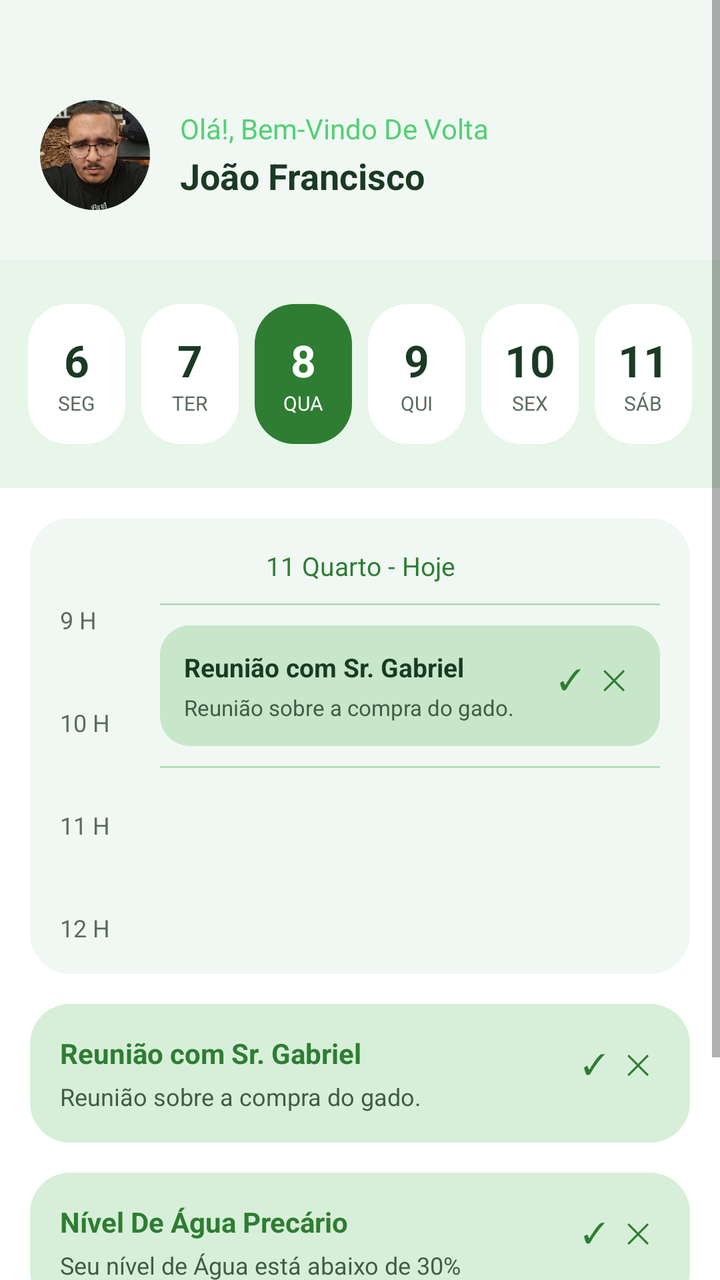
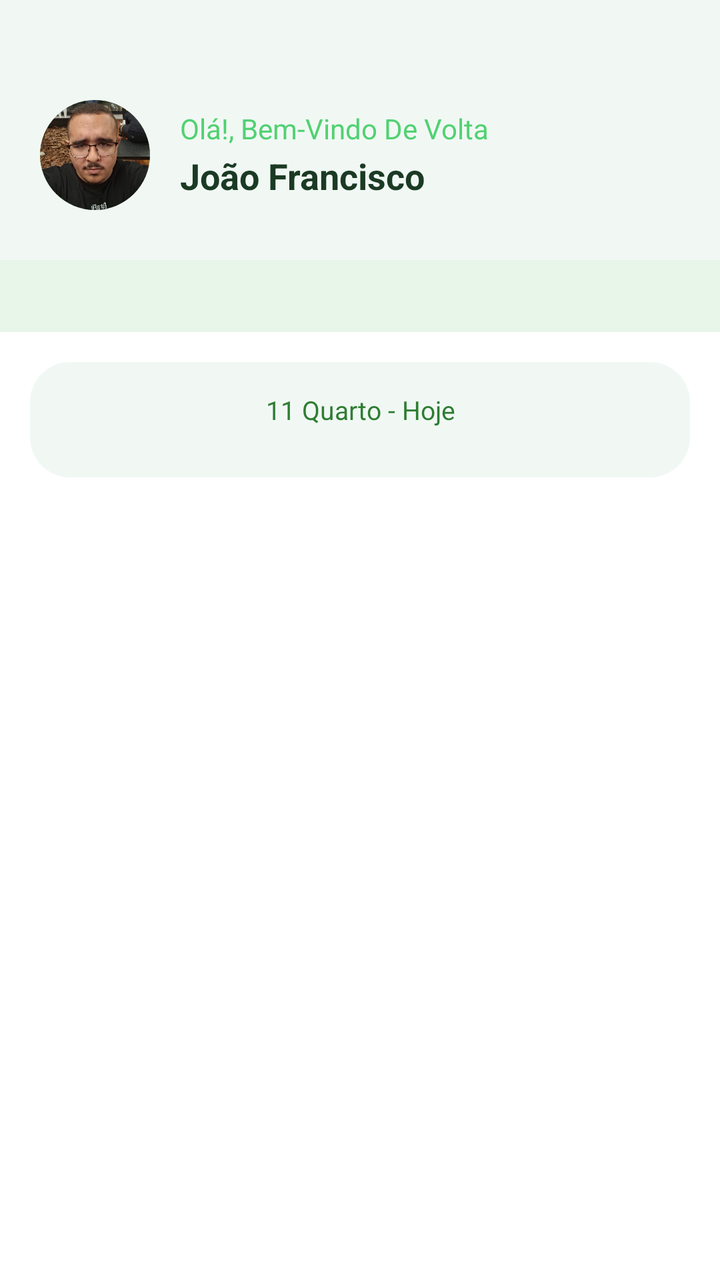

Screens rendered from an Android XML layout before and after an edit, with the pre-edit source and the edit as a unified diff.
<!-- AndroidManifest.xml: application theme android:Theme.Material.Light.NoActionBar -->
<!-- res/layout/fragment_home.xml -->
<ScrollView android:layout_width="match_parent" android:layout_height="match_parent" android:fillViewport="true" android:background="#FFFFFF" xmlns:android="http://schemas.android.com/apk/res/android"><LinearLayout android:layout_width="match_parent" android:layout_height="wrap_content" android:orientation="vertical" android:paddingBottom="20dp"><LinearLayout android:layout_width="match_parent" android:layout_height="wrap_content" android:background="#F1F8F4" android:orientation="horizontal" android:paddingLeft="20dp" android:paddingRight="20dp" android:paddingTop="50dp" android:paddingBottom="25dp" android:gravity="center_vertical"><FrameLayout android:layout_width="55dp" android:layout_height="55dp"><View android:layout_width="match_parent" android:layout_height="match_parent" android:background="@drawable/bg_circle_avatar" /><ImageView android:id="@+id/imgUser" android:layout_width="match_parent" android:layout_height="match_parent" android:src="@drawable/user_photo" android:scaleType="centerCrop" android:background="@drawable/bg_circle_avatar" android:clipToOutline="true" /></FrameLayout><LinearLayout android:layout_width="0dp" android:layout_height="wrap_content" android:layout_weight="1" android:layout_marginLeft="15dp" android:orientation="vertical"><TextView android:layout_width="wrap_content" android:layout_height="wrap_content" android:text="Olá!, Bem-Vindo De Volta" android:textSize="14sp" android:textColor="#52D172" /><TextView android:id="@+id/txtUserName" android:layout_width="wrap_content" android:layout_height="wrap_content" android:layout_marginTop="2dp" android:text="João Francisco" android:textSize="18sp" android:textStyle="bold" android:textColor="#1B3A24" /></LinearLayout></LinearLayout><LinearLayout android:layout_width="match_parent" android:layout_height="wrap_content" android:background="#E8F5E9" android:orientation="horizontal" android:paddingTop="18dp" android:paddingBottom="18dp" android:paddingLeft="10dp" android:paddingRight="10dp"><LinearLayout android:layout_width="0dp" android:layout_height="70dp" android:layout_weight="1" android:layout_margin="4dp" android:background="@drawable/bg_cell_white" android:orientation="vertical" android:gravity="center"><TextView android:layout_width="wrap_content" android:layout_height="wrap_content" android:text="6" android:textSize="22sp" android:textStyle="bold" android:textColor="#1B3A24" /><TextView android:layout_width="wrap_content" android:layout_height="wrap_content" android:text="SEG" android:textSize="10sp" android:textColor="#5A6B5F" /></LinearLayout><LinearLayout android:layout_width="0dp" android:layout_height="70dp" android:layout_weight="1" android:layout_margin="4dp" android:background="@drawable/bg_cell_white" android:orientation="vertical" android:gravity="center"><TextView android:layout_width="wrap_content" android:layout_height="wrap_content" android:text="7" android:textSize="22sp" android:textStyle="bold" android:textColor="#1B3A24" /><TextView android:layout_width="wrap_content" android:layout_height="wrap_content" android:text="TER" android:textSize="10sp" android:textColor="#5A6B5F" /></LinearLayout><LinearLayout android:layout_width="0dp" android:layout_height="70dp" android:layout_weight="1" android:layout_margin="4dp" android:background="@drawable/bg_cell_green" android:orientation="vertical" android:gravity="center"><TextView android:layout_width="wrap_content" android:layout_height="wrap_content" android:text="8" android:textSize="22sp" android:textStyle="bold" android:textColor="#FFFFFF" /><TextView android:layout_width="wrap_content" android:layout_height="wrap_content" android:text="QUA" android:textSize="10sp" android:textColor="#FFFFFF" /></LinearLayout><LinearLayout android:layout_width="0dp" android:layout_height="70dp" android:layout_weight="1" android:layout_margin="4dp" android:background="@drawable/bg_cell_white" android:orientation="vertical" android:gravity="center"><TextView android:layout_width="wrap_content" android:layout_height="wrap_content" android:text="9" android:textSize="22sp" android:textStyle="bold" android:textColor="#1B3A24" /><TextView android:layout_width="wrap_content" android:layout_height="wrap_content" android:text="QUI" android:textSize="10sp" android:textColor="#5A6B5F" /></LinearLayout><LinearLayout android:layout_width="0dp" android:layout_height="70dp" android:layout_weight="1" android:layout_margin="4dp" android:background="@drawable/bg_cell_white" android:orientation="vertical" android:gravity="center"><TextView android:layout_width="wrap_content" android:layout_height="wrap_content" android:text="10" android:textSize="22sp" android:textStyle="bold" android:textColor="#1B3A24" /><TextView android:layout_width="wrap_content" android:layout_height="wrap_content" android:text="SEX" android:textSize="10sp" android:textColor="#5A6B5F" /></LinearLayout><LinearLayout android:layout_width="0dp" android:layout_height="70dp" android:layout_weight="1" android:layout_margin="4dp" android:background="@drawable/bg_cell_white" android:orientation="vertical" android:gravity="center"><TextView android:layout_width="wrap_content" android:layout_height="wrap_content" android:text="11" android:textSize="22sp" android:textStyle="bold" android:textColor="#1B3A24" /><TextView android:layout_width="wrap_content" android:layout_height="wrap_content" android:text="SÁB" android:textSize="10sp" android:textColor="#5A6B5F" /></LinearLayout></LinearLayout><LinearLayout android:layout_width="match_parent" android:layout_height="wrap_content" android:layout_margin="15dp" android:background="@drawable/bg_card_light" android:orientation="vertical" android:padding="15dp"><TextView android:layout_width="match_parent" android:layout_height="wrap_content" android:text="11 Quarto - Hoje" android:textSize="13sp" android:textColor="#2E7D32" android:gravity="center" /><LinearLayout android:layout_width="match_parent" android:layout_height="wrap_content" android:layout_marginTop="10dp" android:orientation="horizontal"><LinearLayout android:layout_width="40dp" android:layout_height="wrap_content" android:orientation="vertical"><TextView android:layout_width="wrap_content" android:layout_height="wrap_content" android:text="9 H" android:textSize="12sp" android:textColor="#5A6B5F" /><TextView android:layout_width="wrap_content" android:layout_height="wrap_content" android:layout_marginTop="35dp" android:text="10 H" android:textSize="12sp" android:textColor="#5A6B5F" /><TextView android:layout_width="wrap_content" android:layout_height="wrap_content" android:layout_marginTop="35dp" android:text="11 H" android:textSize="12sp" android:textColor="#5A6B5F" /><TextView android:layout_width="wrap_content" android:layout_height="wrap_content" android:layout_marginTop="35dp" android:text="12 H" android:textSize="12sp" android:textColor="#5A6B5F" /></LinearLayout><LinearLayout android:layout_width="0dp" android:layout_height="wrap_content" android:layout_weight="1" android:layout_marginLeft="10dp" android:orientation="vertical"><View android:layout_width="match_parent" android:layout_height="1dp" android:background="#B2DFB9" /><LinearLayout android:layout_width="match_parent" android:layout_height="wrap_content" android:layout_marginTop="10dp" android:background="@drawable/bg_event_green" android:orientation="horizontal" android:padding="12dp"><LinearLayout android:layout_width="0dp" android:layout_height="wrap_content" android:layout_weight="1" android:orientation="vertical"><TextView android:layout_width="wrap_content" android:layout_height="wrap_content" android:text="Reunião com Sr. Gabriel" android:textSize="13sp" android:textStyle="bold" android:textColor="#1B3A24" /><TextView android:layout_width="wrap_content" android:layout_height="wrap_content" android:layout_marginTop="4dp" android:text="Reunião sobre a compra do gado." android:textSize="11sp" android:textColor="#3E5C46" /></LinearLayout><TextView android:id="@+id/btnOkTimeline" android:layout_width="wrap_content" android:layout_height="wrap_content" android:text="✓" android:textSize="14sp" android:textColor="#2E7D32" android:padding="5dp" android:clickable="true" android:focusable="true" /><TextView android:id="@+id/btnXTimeline" android:layout_width="wrap_content" android:layout_height="wrap_content" android:text="✕" android:textSize="14sp" android:textColor="#2E7D32" android:padding="5dp" android:clickable="true" android:focusable="true" /></LinearLayout><View android:layout_width="match_parent" android:layout_height="1dp" android:layout_marginTop="10dp" android:background="#B2DFB9" /></LinearLayout></LinearLayout></LinearLayout><LinearLayout android:layout_width="match_parent" android:layout_height="wrap_content" android:layout_marginLeft="15dp" android:layout_marginRight="15dp" android:layout_marginBottom="15dp" android:background="@drawable/bg_card_medium" android:orientation="horizontal" android:padding="15dp"><LinearLayout android:layout_width="0dp" android:layout_height="wrap_content" android:layout_weight="1" android:orientation="vertical"><TextView android:layout_width="wrap_content" android:layout_height="wrap_content" android:text="Reunião com Sr. Gabriel" android:textSize="14sp" android:textStyle="bold" android:textColor="#2E7D32" /><TextView android:layout_width="wrap_content" android:layout_height="wrap_content" android:layout_marginTop="4dp" android:text="Reunião sobre a compra do gado." android:textSize="12sp" android:textColor="#3E5C46" /></LinearLayout><TextView android:id="@+id/btnOk1" android:layout_width="wrap_content" android:layout_height="wrap_content" android:text="✓" android:textSize="14sp" android:textColor="#2E7D32" android:padding="5dp" android:clickable="true" android:focusable="true" /><TextView android:id="@+id/btnX1" android:layout_width="wrap_content" android:layout_height="wrap_content" android:text="✕" android:textSize="14sp" android:textColor="#2E7D32" android:padding="5dp" android:clickable="true" android:focusable="true" /></LinearLayout><LinearLayout android:layout_width="match_parent" android:layout_height="wrap_content" android:layout_marginLeft="15dp" android:layout_marginRight="15dp" android:layout_marginBottom="15dp" android:background="@drawable/bg_card_medium" android:orientation="horizontal" android:padding="15dp"><LinearLayout android:layout_width="0dp" android:layout_height="wrap_content" android:layout_weight="1" android:orientation="vertical"><TextView android:layout_width="wrap_content" android:layout_height="wrap_content" android:text="Nível De Água Precário" android:textSize="14sp" android:textStyle="bold" android:textColor="#2E7D32" /><TextView android:layout_width="wrap_content" android:layout_height="wrap_content" android:layout_marginTop="4dp" android:text="Seu nível de Água está abaixo de 30%" android:textSize="12sp" android:textColor="#3E5C46" /></LinearLayout><TextView android:id="@+id/btnOk2" android:layout_width="wrap_content" android:layout_height="wrap_content" android:text="✓" android:textSize="14sp" android:textColor="#2E7D32" android:padding="5dp" android:clickable="true" android:focusable="true" /><TextView android:id="@+id/btnX2" android:layout_width="wrap_content" android:layout_height="wrap_content" android:text="✕" android:textSize="14sp" android:textColor="#2E7D32" android:padding="5dp" android:clickable="true" android:focusable="true" /></LinearLayout><LinearLayout android:layout_width="match_parent" android:layout_height="wrap_content" android:layout_marginLeft="15dp" android:layout_marginRight="15dp" android:layout_marginBottom="15dp" android:background="@drawable/bg_card_medium" android:orientation="horizontal" android:padding="15dp"><LinearLayout android:layout_width="0dp" android:layout_height="wrap_content" android:layout_weight="1" android:orientation="vertical"><TextView android:layout_width="wrap_content" android:layout_height="wrap_content" android:text="Porteira Aberta" android:textSize="14sp" android:textStyle="bold" android:textColor="#2E7D32" /><TextView android:layout_width="wrap_content" android:layout_height="wrap_content" android:layout_marginTop="4dp" android:text="Sua porteira foi aberta às 9h" android:textSize="12sp" android:textColor="#3E5C46" /></LinearLayout><TextView android:id="@+id/btnOk3" android:layout_width="wrap_content" android:layout_height="wrap_content" android:text="✓" android:textSize="14sp" android:textColor="#2E7D32" android:padding="5dp" android:clickable="true" android:focusable="true" /><TextView android:id="@+id/btnX3" android:layout_width="wrap_content" android:layout_height="wrap_content" android:text="✕" android:textSize="14sp" android:textColor="#2E7D32" android:padding="5dp" android:clickable="true" android:focusable="true" /></LinearLayout></LinearLayout></ScrollView>
<!-- resources referenced by this layout -->
<resources>
  <!-- drawable bg_card_light (drawable) -->
  <shape android:shape="rectangle" xmlns:android="http://schemas.android.com/apk/res/android"><solid android:color="#F1F8F4" /><corners android:radius="20dp" /></shape>
  <!-- drawable bg_card_medium (drawable) -->
  <shape android:shape="rectangle" xmlns:android="http://schemas.android.com/apk/res/android"><solid android:color="#D7EFD9" /><corners android:radius="20dp" /></shape>
  <!-- drawable bg_cell_green (drawable) -->
  <shape android:shape="rectangle" xmlns:android="http://schemas.android.com/apk/res/android"><solid android:color="#2E7D32" /><corners android:radius="20dp" /></shape>
  <!-- drawable bg_cell_white (drawable) -->
  <shape android:shape="rectangle" xmlns:android="http://schemas.android.com/apk/res/android"><solid android:color="#FFFFFF" /><corners android:radius="20dp" /></shape>
  <!-- drawable bg_circle_avatar (drawable) -->
  <shape android:shape="oval" xmlns:android="http://schemas.android.com/apk/res/android"><solid android:color="#A5D6A7" /></shape>
  <!-- drawable bg_event_green (drawable) -->
  <shape android:shape="rectangle" xmlns:android="http://schemas.android.com/apk/res/android"><solid android:color="#C8E6C9" /><corners android:radius="15dp" /></shape>
  <!-- drawable user_photo: png bitmap (drawable, 926367 bytes) -->
</resources>

<!-- the commit's change to res/layout/fragment_home.xml (unified diff, before → after) -->
@@ -1 +1 @@
-<ScrollView android:layout_width="match_parent" android:layout_height="match_parent" android:fillViewport="true" android:background="#FFFFFF" xmlns:android="http://schemas.android.com/apk/res/android"><LinearLayout android:layout_width="match_parent" android:layout_height="wrap_content" android:orientation="vertical" android:paddingBottom="20dp"><LinearLayout android:layout_width="match_parent" android:layout_height="wrap_content" android:background="#F1F8F4" android:orientation="horizontal" android:paddingLeft="20dp" android:paddingRight="20dp" android:paddingTop="50dp" android:paddingBottom="25dp" android:gravity="center_vertical"><FrameLayout android:layout_width="55dp" android:layout_height="55dp"><View android:layout_width="match_parent" android:layout_height="match_parent" android:background="@drawable/bg_circle_avatar" /><ImageView android:id="@+id/imgUser" android:layout_width="match_parent" android:layout_height="match_parent" android:src="@drawable/user_photo" android:scaleType="centerCrop" android:background="@drawable/bg_circle_avatar" android:clipToOutline="true" /></FrameLayout><LinearLayout android:layout_width="0dp" android:layout_height="wrap_content" android:layout_weight="1" android:layout_marginLeft="15dp" android:orientation="vertical"><TextView android:layout_width="wrap_content" android:layout_height="wrap_content" android:text="Olá!, Bem-Vindo De Volta" android:textSize="14sp" android:textColor="#52D172" /><TextView android:id="@+id/txtUserName" android:layout_width="wrap_content" android:layout_height="wrap_content" android:layout_marginTop="2dp" android:text="João Francisco" android:textSize="18sp" android:textStyle="bold" android:textColor="#1B3A24" /></LinearLayout></LinearLayout><LinearLayout android:layout_width="match_parent" android:layout_height="wrap_content" android:background="#E8F5E9" android:orientation="horizontal" android:paddingTop="18dp" android:paddingBottom="18dp" android:paddingLeft="10dp" android:paddingRight="10dp"><LinearLayout android:layout_width="0dp" android:layout_height="70dp" android:layout_weight="1" android:layout_margin="4dp" android:background="@drawable/bg_cell_white" android:orientation="vertical" android:gravity="center"><TextView android:layout_width="wrap_content" android:layout_height="wrap_content" android:text="6" android:textSize="22sp" android:textStyle="bold" android:textColor="#1B3A24" /><TextView android:layout_width="wrap_content" android:layout_height="wrap_content" android:text="SEG" android:textSize="10sp" android:textColor="#5A6B5F" /></LinearLayout><LinearLayout android:layout_width="0dp" android:layout_height="70dp" android:layout_weight="1" android:layout_margin="4dp" android:background="@drawable/bg_cell_white" android:orientation="vertical" android:gravity="center"><TextView android:layout_width="wrap_content" android:layout_height="wrap_content" android:text="7" android:textSize="22sp" android:textStyle="bold" android:textColor="#1B3A24" /><TextView android:layout_width="wrap_content" android:layout_height="wrap_content" android:text="TER" android:textSize="10sp" android:textColor="#5A6B5F" /></LinearLayout><LinearLayout android:layout_width="0dp" android:layout_height="70dp" android:layout_weight="1" android:layout_margin="4dp" android:background="@drawable/bg_cell_green" android:orientation="vertical" android:gravity="center"><TextView android:layout_width="wrap_content" android:layout_height="wrap_content" android:text="8" android:textSize="22sp" android:textStyle="bold" android:textColor="#FFFFFF" /><TextView android:layout_width="wrap_content" android:layout_height="wrap_content" android:text="QUA" android:textSize="10sp" android:textColor="#FFFFFF" /></LinearLayout><LinearLayout android:layout_width="0dp" android:layout_height="70dp" android:layout_weight="1" android:layout_margin="4dp" android:background="@drawable/bg_cell_white" android:orientation="vertical" android:gravity="center"><TextView android:layout_width="wrap_content" android:layout_height="wrap_content" android:text="9" android:textSize="22sp" android:textStyle="bold" android:textColor="#1B3A24" /><TextView android:layout_width="wrap_content" android:layout_height="wrap_content" android:text="QUI" android:textSize="10sp" android:textColor="#5A6B5F" /></LinearLayout><LinearLayout android:layout_width="0dp" android:layout_height="70dp" android:layout_weight="1" android:layout_margin="4dp" android:background="@drawable/bg_cell_white" android:orientation="vertical" android:gravity="center"><TextView android:layout_width="wrap_content" android:layout_height="wrap_content" android:text="10" android:textSize="22sp" android:textStyle="bold" android:textColor="#1B3A24" /><TextView android:layout_width="wrap_content" android:layout_height="wrap_content" android:text="SEX" android:textSize="10sp" android:textColor="#5A6B5F" /></LinearLayout><LinearLayout android:layout_width="0dp" android:layout_height="70dp" android:layout_weight="1" android:layout_margin="4dp" android:background="@drawable/bg_cell_white" android:orientation="vertical" android:gravity="center"><TextView android:layout_width="wrap_content" android:layout_height="wrap_content" android:text="11" android:textSize="22sp" android:textStyle="bold" android:textColor="#1B3A24" /><TextView android:layout_width="wrap_content" android:layout_height="wrap_content" android:text="SÁB" android:textSize="10sp" android:textColor="#5A6B5F" /></LinearLayout></LinearLayout><LinearLayout android:layout_width="match_parent" android:layout_height="wrap_content" android:layout_margin="15dp" android:background="@drawable/bg_card_light" android:orientation="vertical" android:padding="15dp"><TextView android:layout_width="match_parent" android:layout_height="wrap_content" android:text="11 Quarto - Hoje" android:textSize="13sp" android:textColor="#2E7D32" android:gravity="center" /><LinearLayout android:layout_width="match_parent" android:layout_height="wrap_content" android:layout_marginTop="10dp" android:orientation="horizontal"><LinearLayout android:layout_width="40dp" android:layout_height="wrap_content" android:orientation="vertical"><TextView android:layout_width="wrap_content" android:layout_height="wrap_content" android:text="9 H" android:textSize="12sp" android:textColor="#5A6B5F" /><TextView android:layout_width="wrap_content" android:layout_height="wrap_content" android:layout_marginTop="35dp" android:text="10 H" android:textSize="12sp" android:textColor="#5A6B5F" /><TextView android:layout_width="wrap_content" android:layout_height="wrap_content" android:layout_marginTop="35dp" android:text="11 H" android:textSize="12sp" android:textColor="#5A6B5F" /><TextView android:layout_width="wrap_content" android:layout_height="wrap_content" android:layout_marginTop="35dp" android:text="12 H" android:textSize="12sp" android:textColor="#5A6B5F" /></LinearLayout><LinearLayout android:layout_width="0dp" android:layout_height="wrap_content" android:layout_weight="1" android:layout_marginLeft="10dp" android:orientation="vertical"><View android:layout_width="match_parent" android:layout_height="1dp" android:background="#B2DFB9" /><LinearLayout android:layout_width="match_parent" android:layout_height="wrap_content" android:layout_marginTop="10dp" android:background="@drawable/bg_event_green" android:orientation="horizontal" android:padding="12dp"><LinearLayout android:layout_width="0dp" android:layout_height="wrap_content" android:layout_weight="1" android:orientation="vertical"><TextView android:layout_width="wrap_content" android:layout_height="wrap_content" android:text="Reunião com Sr. Gabriel" android:textSize="13sp" android:textStyle="bold" android:textColor="#1B3A24" /><TextView android:layout_width="wrap_content" android:layout_height="wrap_content" android:layout_marginTop="4dp" android:text="Reunião sobre a compra do gado." android:textSize="11sp" android:textColor="#3E5C46" /></LinearLayout><TextView android:id="@+id/btnOkTimeline" android:layout_width="wrap_content" android:layout_height="wrap_content" android:text="✓" android:textSize="14sp" android:textColor="#2E7D32" android:padding="5dp" android:clickable="true" android:focusable="true" /><TextView android:id="@+id/btnXTimeline" android:layout_width="wrap_content" android:layout_height="wrap_content" android:text="✕" android:textSize="14sp" android:textColor="#2E7D32" android:padding="5dp" android:clickable="true" android:focusable="true" /></LinearLayout><View android:layout_width="match_parent" android:layout_height="1dp" android:layout_marginTop="10dp" android:background="#B2DFB9" /></LinearLayout></LinearLayout></LinearLayout><LinearLayout android:layout_width="match_parent" android:layout_height="wrap_content" android:layout_marginLeft="15dp" android:layout_marginRight="15dp" android:layout_marginBottom="15dp" android:background="@drawable/bg_card_medium" android:orientation="horizontal" android:padding="15dp"><LinearLayout android:layout_width="0dp" android:layout_height="wrap_content" android:layout_weight="1" android:orientation="vertical"><TextView android:layout_width="wrap_content" android:layout_height="wrap_content" android:text="Reunião com Sr. Gabriel" android:textSize="14sp" android:textStyle="bold" android:textColor="#2E7D32" /><TextView android:layout_width="wrap_content" android:layout_height="wrap_content" android:layout_marginTop="4dp" android:text="Reunião sobre a compra do gado." android:textSize="12sp" android:textColor="#3E5C46" /></LinearLayout><TextView android:id="@+id/btnOk1" android:layout_width="wrap_content" android:layout_height="wrap_content" android:text="✓" android:textSize="14sp" android:textColor="#2E7D32" android:padding="5dp" android:clickable="true" android:focusable="true" /><TextView android:id="@+id/btnX1" android:layout_width="wrap_content" android:layout_height="wrap_content" android:text="✕" android:textSize="14sp" android:textColor="#2E7D32" android:padding="5dp" android:clickable="true" android:focusable="true" /></LinearLayout><LinearLayout android:layout_width="match_parent" android:layout_height="wrap_content" android:layout_marginLeft="15dp" android:layout_marginRight="15dp" android:layout_marginBottom="15dp" android:background="@drawable/bg_card_medium" android:orientation="horizontal" android:padding="15dp"><LinearLayout android:layout_width="0dp" android:layout_height="wrap_content" android:layout_weight="1" android:orientation="vertical"><TextView android:layout_width="wrap_content" android:layout_height="wrap_content" android:text="Nível De Água Precário" android:textSize="14sp" android:textStyle="bold" android:textColor="#2E7D32" /><TextView android:layout_width="wrap_content" android:layout_height="wrap_content" android:layout_marginTop="4dp" android:text="Seu nível de Água está abaixo de 30%" android:textSize="12sp" android:textColor="#3E5C46" /></LinearLayout><TextView android:id="@+id/btnOk2" android:layout_width="wrap_content" android:layout_height="wrap_content" android:text="✓" android:textSize="14sp" android:textColor="#2E7D32" android:padding="5dp" android:clickable="true" android:focusable="true" /><TextView android:id="@+id/btnX2" android:layout_width="wrap_content" android:layout_height="wrap_content" android:text="✕" android:textSize="14sp" android:textColor="#2E7D32" android:padding="5dp" android:clickable="true" android:focusable="true" /></LinearLayout><LinearLayout android:layout_width="match_parent" android:layout_height="wrap_content" android:layout_marginLeft="15dp" android:layout_marginRight="15dp" android:layout_marginBottom="15dp" android:background="@drawable/bg_card_medium" android:orientation="horizontal" android:padding="15dp"><LinearLayout android:layout_width="0dp" android:layout_height="wrap_content" android:layout_weight="1" android:orientation="vertical"><TextView android:layout_width="wrap_content" android:layout_height="wrap_content" android:text="Porteira Aberta" android:textSize="14sp" android:textStyle="bold" android:textColor="#2E7D32" /><TextView android:layout_width="wrap_content" android:layout_height="wrap_content" android:layout_marginTop="4dp" android:text="Sua porteira foi aberta às 9h" android:textSize="12sp" android:textColor="#3E5C46" /></LinearLayout><TextView android:id="@+id/btnOk3" android:layout_width="wrap_content" android:layout_height="wrap_content" android:text="✓" android:textSize="14sp" android:textColor="#2E7D32" android:padding="5dp" android:clickable="true" android:focusable="true" /><TextView android:id="@+id/btnX3" android:layout_width="wrap_content" android:layout_height="wrap_content" android:text="✕" android:textSize="14sp" android:textColor="#2E7D32" android:padding="5dp" android:clickable="true" android:focusable="true" /></LinearLayout></LinearLayout></ScrollView>
+<ScrollView android:layout_width="match_parent" android:layout_height="match_parent" android:fillViewport="true" android:background="#FFFFFF" xmlns:android="http://schemas.android.com/apk/res/android"><LinearLayout android:layout_width="match_parent" android:layout_height="wrap_content" android:orientation="vertical" android:paddingBottom="20dp"><LinearLayout android:layout_width="match_parent" android:layout_height="wrap_content" android:background="#F1F8F4" android:orientation="horizontal" android:paddingLeft="20dp" android:paddingRight="20dp" android:paddingTop="50dp" android:paddingBottom="25dp" android:gravity="center_vertical"><FrameLayout android:layout_width="55dp" android:layout_height="55dp"><View android:layout_width="match_parent" android:layout_height="match_parent" android:background="@drawable/bg_circle_avatar" /><ImageView android:id="@+id/imgUser" android:layout_width="match_parent" android:layout_height="match_parent" android:src="@drawable/user_photo" android:scaleType="centerCrop" android:background="@drawable/bg_circle_avatar" android:clipToOutline="true" /></FrameLayout><LinearLayout android:layout_width="0dp" android:layout_height="wrap_content" android:layout_weight="1" android:layout_marginLeft="15dp" android:orientation="vertical"><TextView android:layout_width="wrap_content" android:layout_height="wrap_content" android:text="Olá!, Bem-Vindo De Volta" android:textSize="14sp" android:textColor="#52D172" /><TextView android:id="@+id/txtUserName" android:layout_width="wrap_content" android:layout_height="wrap_content" android:layout_marginTop="2dp" android:text="João Francisco" android:textSize="18sp" android:textStyle="bold" android:textColor="#1B3A24" /></LinearLayout></LinearLayout><LinearLayout android:id="@+id/homeWeekDaysContainer" android:layout_width="match_parent" android:layout_height="wrap_content" android:background="#E8F5E9" android:orientation="horizontal" android:paddingTop="18dp" android:paddingBottom="18dp" android:paddingLeft="10dp" android:paddingRight="10dp"></LinearLayout><LinearLayout android:layout_width="match_parent" android:layout_height="wrap_content" android:layout_margin="15dp" android:background="@drawable/bg_card_light" android:orientation="vertical" android:padding="15dp"><TextView android:id="@+id/homeDateTitle" android:layout_width="match_parent" android:layout_height="wrap_content" android:text="11 Quarto - Hoje" android:textSize="13sp" android:textColor="#2E7D32" android:gravity="center" /><LinearLayout android:id="@+id/homeEventsContainer" android:layout_width="match_parent" android:layout_height="wrap_content" android:layout_marginTop="10dp" android:orientation="vertical"></LinearLayout></LinearLayout><LinearLayout android:id="@+id/taskListContainer" android:layout_width="match_parent" android:layout_height="wrap_content" android:layout_marginLeft="15dp" android:layout_marginRight="15dp" android:layout_marginBottom="15dp" android:orientation="vertical" /><TextView android:id="@+id/txtEmptyTasks" android:layout_width="match_parent" android:layout_height="wrap_content" android:text="Nenhuma tarefa pendente." android:textSize="16sp" android:textColor="#8A968D" android:gravity="center" android:padding="20dp" android:visibility="gone" /></LinearLayout></ScrollView>
<!-- resource entries referenced after the edit -->
@@ -2,16 +2,8 @@
 <resources>
   <!-- drawable bg_card_light (drawable) -->
   <shape android:shape="rectangle" xmlns:android="http://schemas.android.com/apk/res/android"><solid android:color="#F1F8F4" /><corners android:radius="20dp" /></shape>
-  <!-- drawable bg_card_medium (drawable) -->
-  <shape android:shape="rectangle" xmlns:android="http://schemas.android.com/apk/res/android"><solid android:color="#D7EFD9" /><corners android:radius="20dp" /></shape>
-  <!-- drawable bg_cell_green (drawable) -->
-  <shape android:shape="rectangle" xmlns:android="http://schemas.android.com/apk/res/android"><solid android:color="#2E7D32" /><corners android:radius="20dp" /></shape>
-  <!-- drawable bg_cell_white (drawable) -->
-  <shape android:shape="rectangle" xmlns:android="http://schemas.android.com/apk/res/android"><solid android:color="#FFFFFF" /><corners android:radius="20dp" /></shape>
   <!-- drawable bg_circle_avatar (drawable) -->
   <shape android:shape="oval" xmlns:android="http://schemas.android.com/apk/res/android"><solid android:color="#A5D6A7" /></shape>
-  <!-- drawable bg_event_green (drawable) -->
-  <shape android:shape="rectangle" xmlns:android="http://schemas.android.com/apk/res/android"><solid android:color="#C8E6C9" /><corners android:radius="15dp" /></shape>
   <!-- drawable user_photo: png bitmap (drawable, 926367 bytes) -->
 </resources>
 
